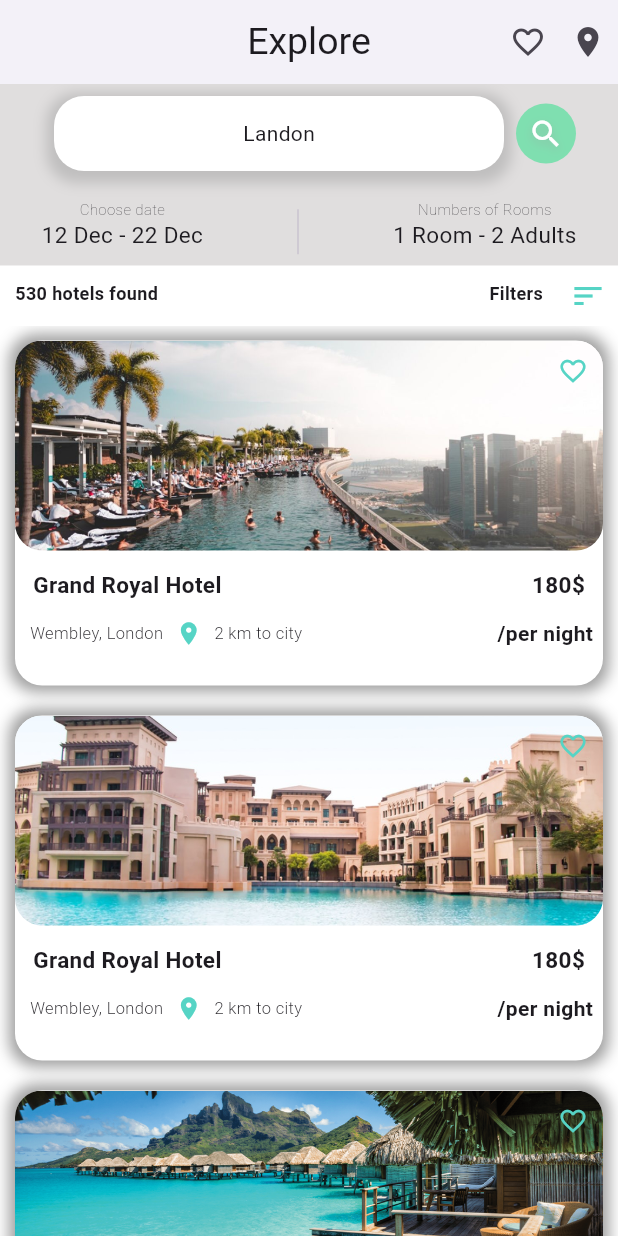
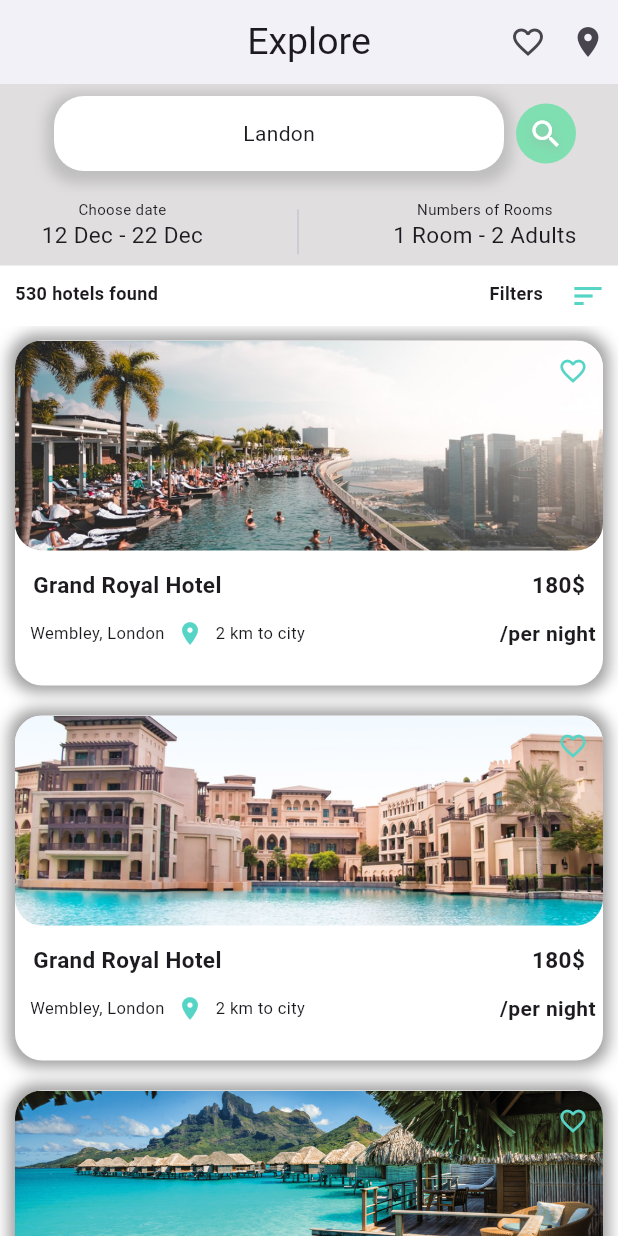
Before and after one commit to MohammadHumedat/Flutter-UI-samples, a Flutter app: the screen it shows after launch, on a phone screen of 412 x 824 dp. Run offline on Flutter 3.47's test engine with Material 3 defaults, Android fonts, the phone set to English and light mode, and no system bars.

Commit message:
add fonts

```diff
--- a/flutter_ui_samples/lib/cards.dart
+++ b/flutter_ui_samples/lib/cards.dart
@@ -52,7 +52,11 @@
                 children: [
                   Text(
                     'Grand Royal Hotel',
-                    style: TextStyle(fontSize: 15, fontWeight: FontWeight.bold),
+                    style: TextStyle(
+                      fontFamily: 'Roboto',
+                      fontSize: 15,
+                      fontWeight: FontWeight.bold,
+                    ),
                   ),
 
                   Text(
@@ -67,7 +71,11 @@
                 SizedBox(width: 10),
                 Text(
                   'Wembley, London',
-                  style: TextStyle(fontWeight: FontWeight.w300, fontSize: 11),
+                  style: TextStyle(
+                    fontWeight: FontWeight.w300,
+                    fontSize: 11,
+                    fontFamily: 'Roboto',
+                  ),
                 ),
                 SizedBox(width: 8),
                 Icon(Icons.location_on, color: Color(0xFF56D4C5), size: 18),
--- a/flutter_ui_samples/lib/home_page.dart
+++ b/flutter_ui_samples/lib/home_page.dart
@@ -8,6 +8,7 @@
   @override
   Widget build(BuildContext context) {
     return MaterialApp(
+     // theme: ThemeData(fontFamily: 'Roboto'),
       home: Scaffold(
         backgroundColor: const Color.fromARGB(255, 224, 222, 222),
         appBar: AppBar(
```
Also changed, not shown: flutter_ui_samples/pubspec.yaml (+12 -11 lines).
